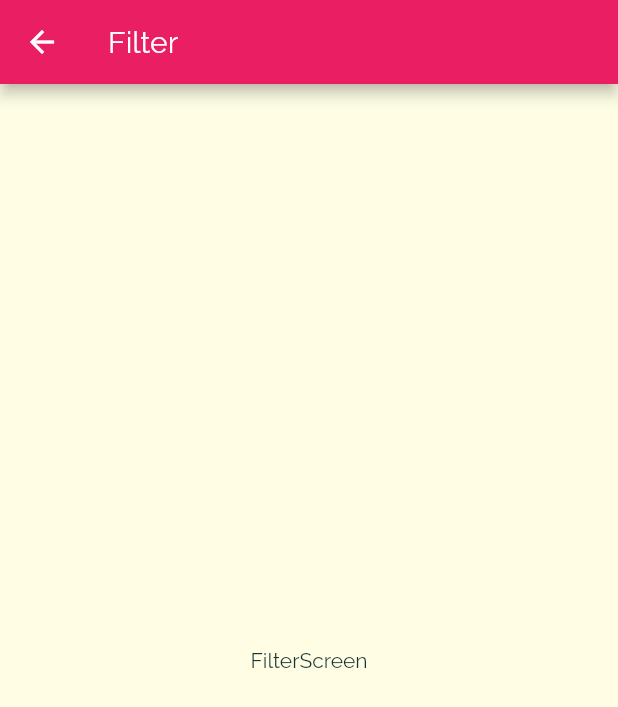
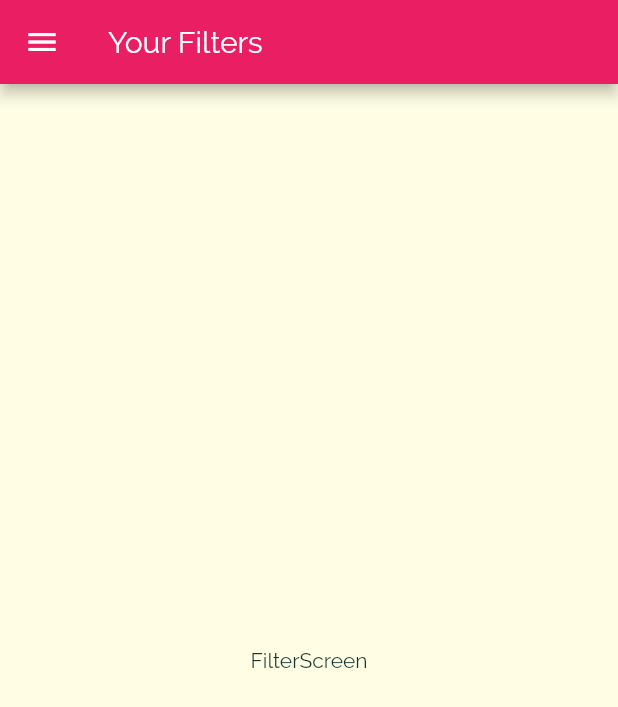
Before and after one commit to kittichanr/flutter_meal_app, a Flutter app: the FiltersScreen screen opened by its route, on a phone screen of 412 x 824 dp. Shown: the top 707 px of the screen. Run offline on Flutter 3.47's test engine with Material 2 defaults, Android fonts, the phone set to English and light mode, and no system bars.

```diff
--- a/lib/screens/filters_screen.dart
+++ b/lib/screens/filters_screen.dart
@@ -1,4 +1,5 @@
 import 'package:flutter/material.dart';
+import '../widgets/main_drawer.dart';
 
 class FiltersScreen extends StatelessWidget {
   static const routeName = '/filters';
@@ -6,8 +7,9 @@ class FiltersScreen extends StatelessWidget {
   Widget build(BuildContext context) {
     return Scaffold(
       appBar: AppBar(
-        title: Text('Filter'),
+        title: Text('Your Filters'),
       ),
+      drawer: MainDrawer(),
       body: Center(
         child: Text('FilterScreen'),
       ),
--- a/lib/widgets/main_drawer.dart
+++ b/lib/widgets/main_drawer.dart
@@ -42,9 +42,9 @@ class MainDrawer extends StatelessWidget {
           ),
           SizedBox(height: 20),
           buildListTile('Meals', Icons.restaurant,
-              () => Navigator.of(context).pushNamed('/')),
+              () => Navigator.of(context).pushReplacementNamed('/')),
           buildListTile('Filters', Icons.settings,
-              () => Navigator.of(context).pushNamed(FiltersScreen.routeName),)
+              () => Navigator.of(context).pushReplacementNamed(FiltersScreen.routeName),)
         ],
       ),
     );
```
